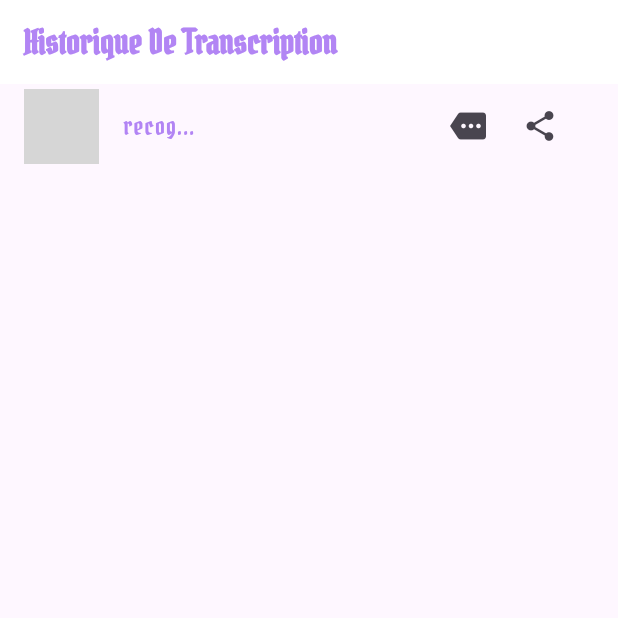
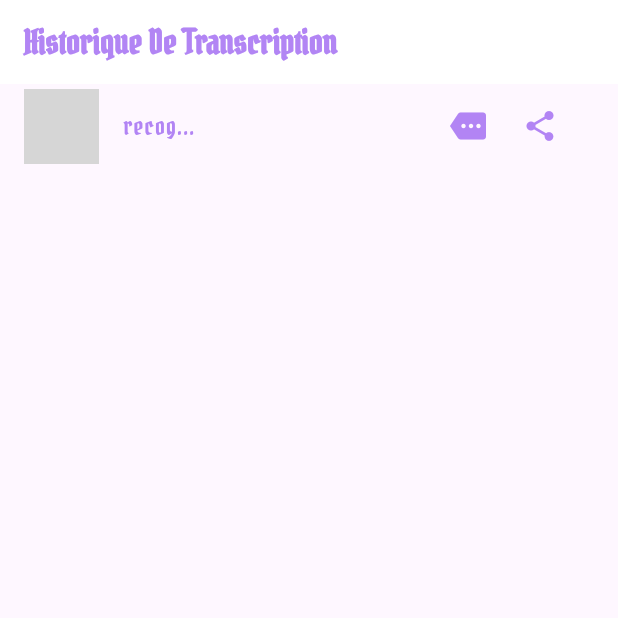
Before and after one commit to oscarduzer/ProjetFLutter, a Flutter app: the TranscritionView screen opened directly with empty values, after a tap on the "home" icon, on a phone screen of 412 x 824 dp, the top half of it. Run offline on Flutter 3.47's test engine with Material 3 defaults, Android fonts, the phone set to English and light mode, and no system bars; our stand-ins replace camera, image_picker, share_plus; missing offline and left inert: google_ml_kit; network calls fail; grey boxes are pictures that could not be loaded.

Commit message:
FLutter Projet V7

```diff
--- a/lib/transcription.dart
+++ b/lib/transcription.dart
@@ -61,7 +61,7 @@ class _TranscriptionListState extends State<TranscriptionList> {
                   child: Row(
                     children: [
                       IconButton(
-                        icon: Icon(Icons.more),
+                        icon: Icon(Icons.more,color: Color(0xE8AA79F3)),
                         onPressed: () {
                           showDialog(
                             context: context,
@@ -95,9 +95,9 @@ class _TranscriptionListState extends State<TranscriptionList> {
                       ),
                       IconButton(
                           onPressed: (){
-
+                            Share.shareFiles([transcriptions[index].image], text:transcriptions[index].text);
                           },
-                          icon: Icon(Icons.share))
+                          icon: Icon(Icons.share,color: Color(0xE8AA79F3)))
                     ],
                   )
               )
```
